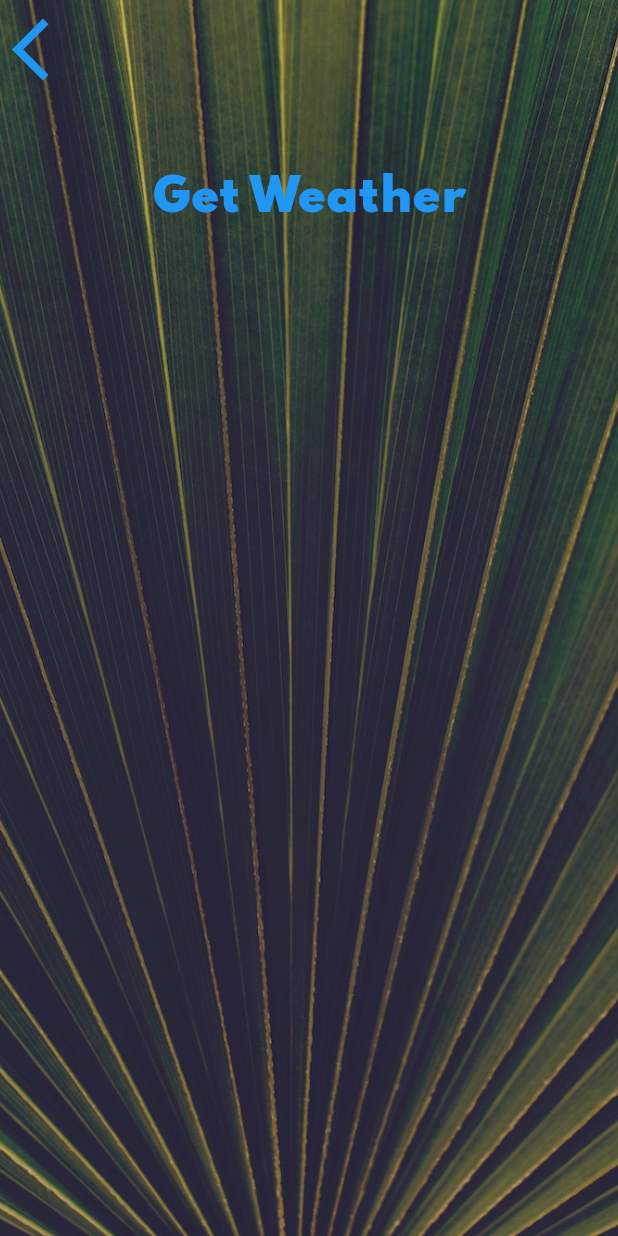
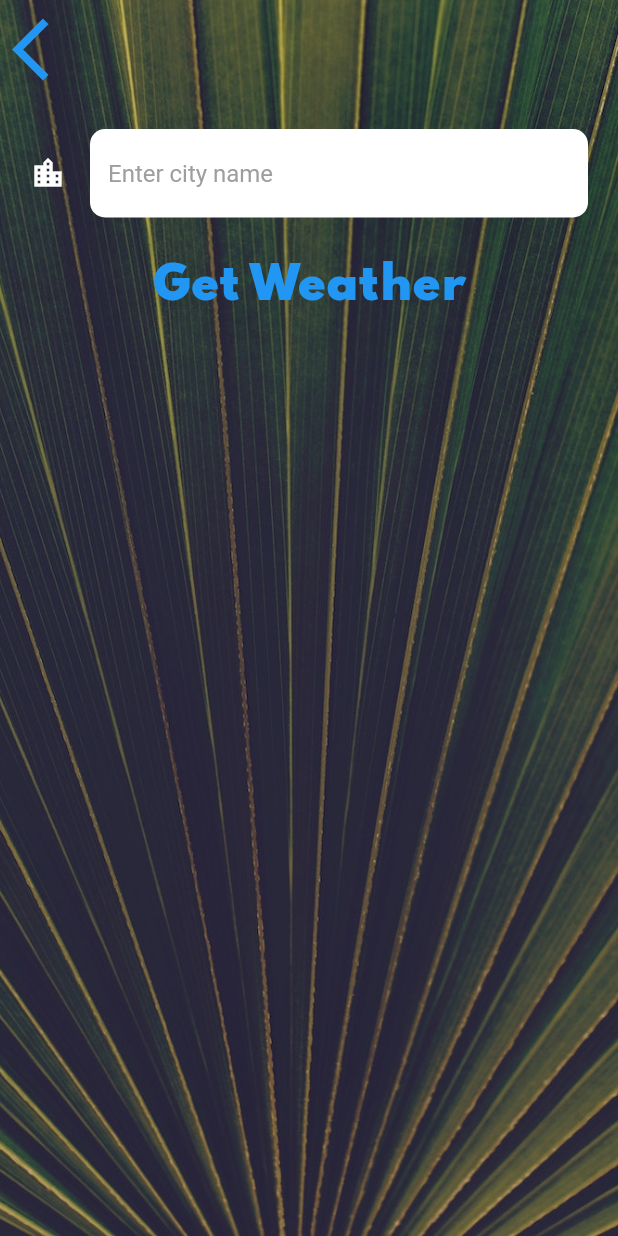
Before and after one commit to creaturerigger/clima, a Flutter app: the CityScreen screen opened directly, on a phone screen of 412 x 824 dp. Run offline on Flutter 3.47's test engine with Material 2 defaults, Android fonts, the phone set to English and light mode, and no system bars; our stand-ins replace flutter_spinkit, geolocator.

Commit message:
CityScreen is updated

```diff
--- a/lib/screens/city_screen.dart
+++ b/lib/screens/city_screen.dart
@@ -7,6 +7,8 @@ class CityScreen extends StatefulWidget {
 }
 
 class _CityScreenState extends State<CityScreen> {
+  String cityName = "No entry";
+
   @override
   Widget build(BuildContext context) {
     return Scaffold(
@@ -28,19 +30,35 @@ class _CityScreenState extends State<CityScreen> {
                     Icons.arrow_back_ios,
                     size: 50.0,
                   ),
-                  onPressed: () {},
+                  onPressed: () {
+                    Navigator.pop(context, cityName);
+                  },
                 ),
               ),
               Container(
                 padding: EdgeInsets.all(20.0),
-                child: null,
+                child: TextField(
+                  style: TextStyle(
+                    color: Colors.black,
+                  ),
+                  decoration: kTextFieldDecoration,
+                  onChanged: (value) {
+                    cityName = value;
+                  },
+                ),
               ),
               TextButton(
                 child: Text(
                   'Get Weather',
                   style: kButtonTextStyle,
                 ),
-                onPressed: () {},
+                onPressed: () {
+                  if (cityName != "") {
+                    print(cityName);
+                  } else {
+                    print(cityName);
+                  }
+                },
               ),
             ],
           ),
--- a/lib/utilities/constants.dart
+++ b/lib/utilities/constants.dart
@@ -20,3 +20,22 @@ const kButtonTextStyle = TextStyle(
 const kConditionTextStyle = TextStyle(
   fontSize: 100.0,
 );
+
+const kTextFieldDecoration = InputDecoration(
+  filled: true,
+  fillColor: Colors.white,
+  icon: Icon(
+    Icons.location_city,
+    color: Colors.white,
+  ),
+  hintText: 'Enter city name',
+  hintStyle: TextStyle(
+    color: Colors.grey,
+  ),
+  border: OutlineInputBorder(
+    borderRadius: BorderRadius.all(
+      Radius.circular(10.0),
+    ),
+    borderSide: BorderSide.none,
+  ),
+);
```
Also changed, not shown: lib/screens/location_screen.dart (+6 -1 lines).
